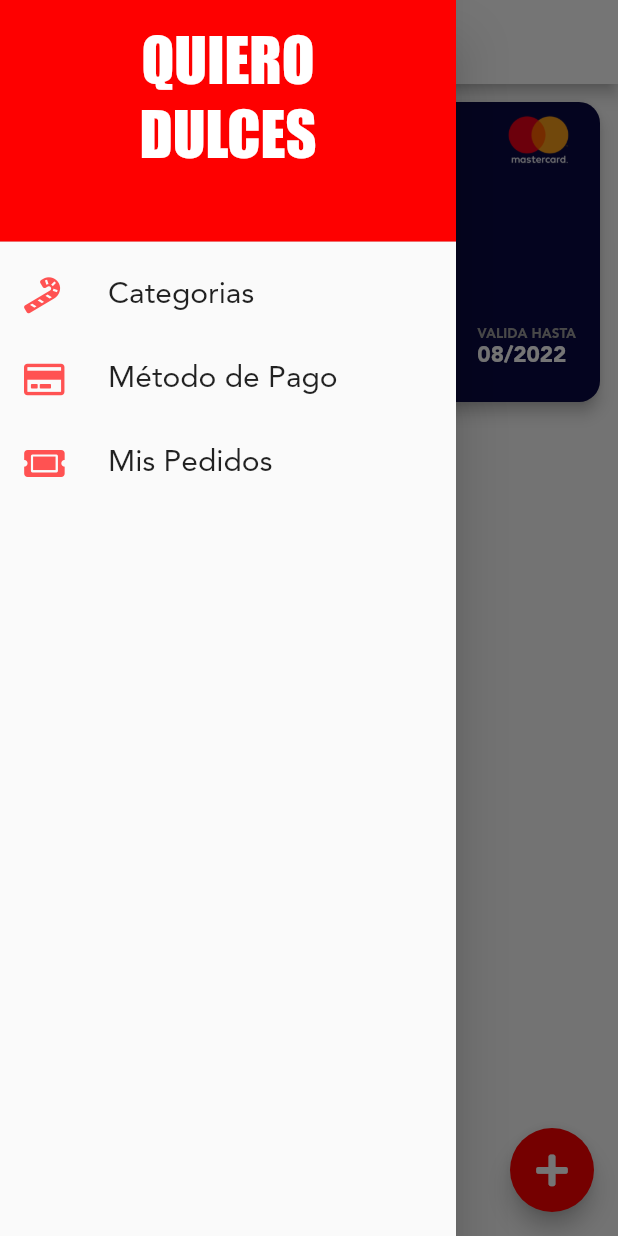
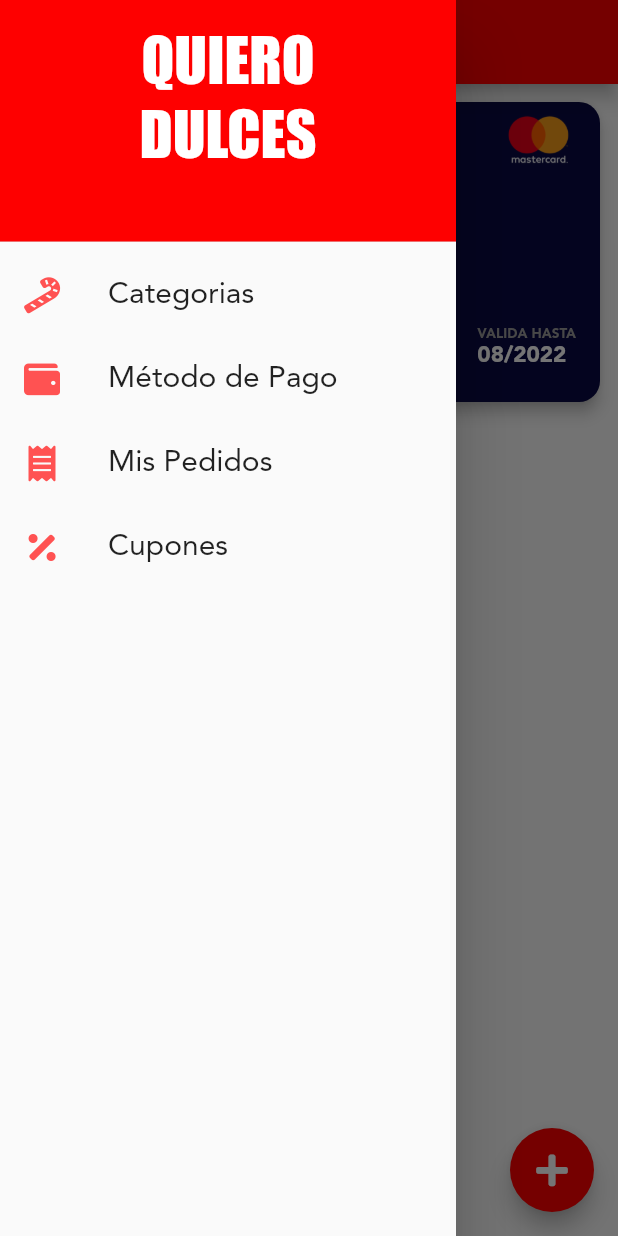
Before and after one commit to eliecergarcia/gr_dulces, a Flutter app: the PaymentMethodPage screen opened by its route, with the side drawer open, on a phone screen of 412 x 824 dp. Run offline on Flutter 3.47's test engine with Material 2 defaults, Android fonts, the light colour scheme and no system bars; our stand-ins replace firebase_database, font_awesome_flutter; accounts and stored records are empty.

Commit message:
Se creo la clase appbar

```diff
--- a/lib/main.dart
+++ b/lib/main.dart
@@ -28,7 +28,7 @@ class MyApp extends StatelessWidget {
           primarySwatch: Colors.blue,
           visualDensity: VisualDensity.adaptivePlatformDensity,
           primaryIconTheme: IconThemeData(
-            color: Colors.black,
+            color: Colors.white,
           ),
         ),
         initialRoute: LoginPage.id,
--- a/lib/pages/cart_page.dart
+++ b/lib/pages/cart_page.dart
@@ -24,15 +24,9 @@ class _CarPageState extends State<CarPage> {
     //final carItems = Provider.of<CartModel>(context, listen: false).products;
     return SafeArea(
       child: Scaffold(
-        appBar: AppBar(
-          title: Text(
-            'Orden'.toUpperCase(),
-            style: TextStyle(
-              color: Colors.black,
-              fontWeight: FontWeight.w500,
-            ),
-          ),
-          backgroundColor: Colors.grey.shade300,
+        appBar: AppBarNavigation(
+          title: "Orden",
+          colorFont: Colors.white,
         ),
         drawer: LateralMenu(),
         body: _itemsCardOrder(context),
--- a/lib/pages/history_page.dart
+++ b/lib/pages/history_page.dart
@@ -1,4 +1,6 @@
 import 'package:flutter/material.dart';
+import 'package:quiero_dulces/widgets/constants.dart';
+import 'package:quiero_dulces/widgets/lateral_menu.dart';
 
 class HistoryPage extends StatelessWidget {
   static String id = 'history_page';
@@ -6,9 +8,12 @@ class HistoryPage extends StatelessWidget {
   Widget build(BuildContext context) {
     return SafeArea(
       child: Scaffold(
-        body: Center(
-          child: Text('Hola Mundo'),
+        appBar: AppBarNavigation(
+          title: 'Mis Pedidos',
+          colorFont: Colors.white,
+          actions: [],
         ),
+        drawer: LateralMenu(),
       ),
     );
   }
--- a/lib/pages/payment_method_page.dart
+++ b/lib/pages/payment_method_page.dart
@@ -9,14 +9,10 @@ class PaymentMethodPage extends StatelessWidget {
   Widget build(BuildContext context) {
     return SafeArea(
       child: Scaffold(
-        appBar: AppBar(
-          title: Text(
-            'Tus Métodos de Pago',
-            style: TextStyle(
-              color: Colors.black,
-            ),
-          ),
-          backgroundColor: Colors.white,
+        appBar: AppBarNavigation(
+          title: 'Tus Métodos de Pago',
+          colorFont: Colors.white,
+          colorBackground: colorRojo,
         ),
         drawer: LateralMenu(),
         body: SingleChildScrollView(
--- a/lib/widgets/constants.dart
+++ b/lib/widgets/constants.dart
@@ -42,3 +42,32 @@ class ListTileMenu extends StatelessWidget {
     );
   }
 }
+
+class AppBarNavigation extends StatelessWidget implements PreferredSizeWidget {
+  Size get preferredSize => new Size.fromHeight(kToolbarHeight);
+  final String title;
+  final List<Widget> actions;
+  final Color colorBackground;
+  final Color colorFont;
+  AppBarNavigation({
+    this.title,
+    this.actions,
+    this.colorFont = Colors.black,
+    this.colorBackground = colorRojo,
+  });
+  @override
+  Widget build(BuildContext context) {
+    return AppBar(
+      elevation: 5,
+      title: Text(
+        title,
+        style: TextStyle(
+          color: colorFont,
+          fontWeight: FontWeight.w600,
+        ),
+      ),
+      backgroundColor: colorBackground,
+      actions: actions,
+    );
+  }
+}
--- a/lib/widgets/lateral_menu.dart
+++ b/lib/widgets/lateral_menu.dart
@@ -19,9 +19,14 @@ class _LateralMenuState extends State<LateralMenu> {
   @override
   Widget build(BuildContext context) {
     return Drawer(
+      elevation: 20.0,
       child: ListView(
+        padding: EdgeInsets.zero,
         children: [
           DrawerHeader(
+            duration: Duration(
+              milliseconds: 50,
+            ),
             decoration: BoxDecoration(
               color: colorRojo,
             ),
@@ -52,7 +57,7 @@ class _LateralMenuState extends State<LateralMenu> {
             ),
           ),
           ListTileMenu(
-            icon: FontAwesomeIcons.creditCard,
+            icon: FontAwesomeIcons.wallet,
             text: 'Método de Pago',
             function: () => Navigator.pushNamed(
               context,
@@ -60,13 +65,18 @@ class _LateralMenuState extends State<LateralMenu> {
             ),
           ),
           ListTileMenu(
-            icon: FontAwesomeIcons.ticketAlt,
+            icon: FontAwesomeIcons.receipt,
             text: "Mis Pedidos",
             function: () => Navigator.pushNamed(
               context,
               HistoryPage.id,
             ),
           ),
+          ListTileMenu(
+            icon: FontAwesomeIcons.percentage,
+            text: "Cupones",
+            function: () {},
+          ),
         ],
       ),
     );
--- a/pubspec.yaml
+++ b/pubspec.yaml
@@ -30,6 +30,7 @@ dependencies:
   font_awesome_flutter:
   provider:
   firebase_core:
+  flutter_boxicons:
   animated_text_kit: ^2.0.0
   modal_progress_hud:
   firebase_auth:
```
Also changed, not shown: pubspec.lock.
